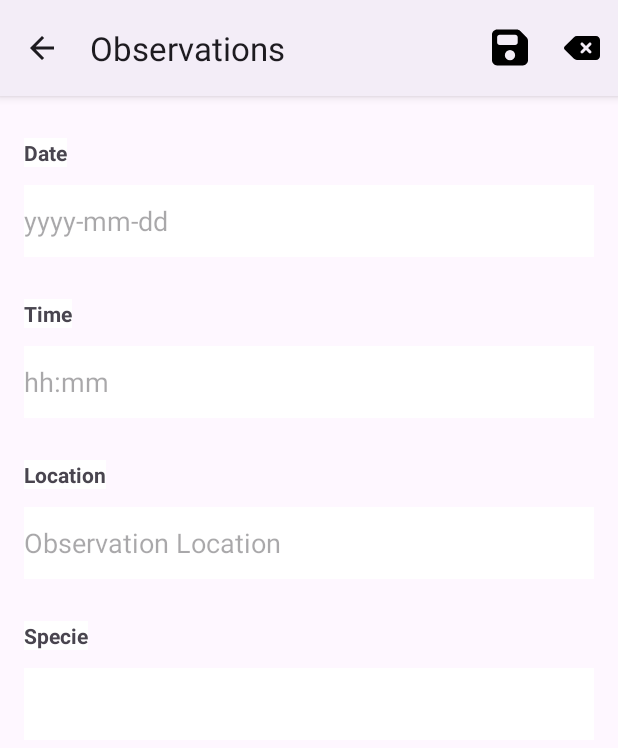
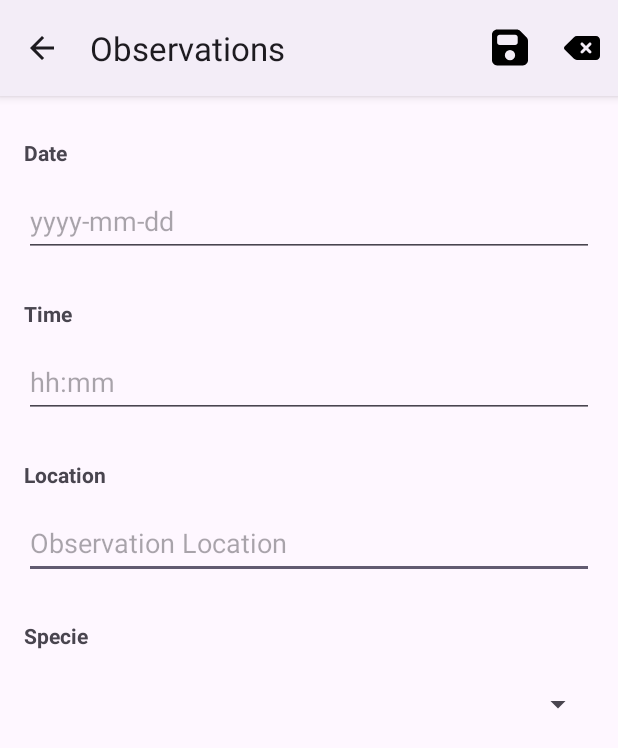
Before and after one commit to tgobmdev/birdwatch-app, an Android app: the ObservationCreateActivity screen opened directly, with no data from a screen before it, on a phone screen of 412 x 824 dp. Shown: the top 748 px of the screen. Run offline under Robolectric (Android 15) with nearby library versions, the phone set to English and light mode, and no system bars; our stand-ins replace Room's generated code.

Commit message:
fix: ajuste nos temas layout para tema light

```diff
--- a/app/src/main/java/br/edu/utfpr/birdwatchapp/activity/BirdListActivity.java
+++ b/app/src/main/java/br/edu/utfpr/birdwatchapp/activity/BirdListActivity.java
@@ -49,7 +49,7 @@ public class BirdListActivity extends AppCompatActivity implements ActionBarConf
   }
 
   private void initializeComponents() {
-    listViewBirds = findViewById(R.id.listViewBirds);
+    listViewBirds = findViewById(R.id.activity_bird_list_view);
     birdComponent = new BirdComponent(this);
     birdParse = new BirdParse();
     birds = birdParse.toResponseList(birdComponent.findAllBirds());
--- a/app/src/main/java/br/edu/utfpr/birdwatchapp/activity/ObservationCreateActivity.java
+++ b/app/src/main/java/br/edu/utfpr/birdwatchapp/activity/ObservationCreateActivity.java
@@ -50,7 +50,7 @@ public class ObservationCreateActivity extends AppCompatActivity implements Acti
   }
 
   private void initializeComponents() {
-    ConstraintLayout layoutObservation = findViewById(R.id.layoutObservation);
+    ConstraintLayout layoutObservation = findViewById(R.id.layout_observation);
     formDate = findViewById(R.id.activity_observation_form_field_date);
     formTime = findViewById(R.id.activity_observation_form_field_time);
     formLocation = findViewById(R.id.activity_observation_form_field_location);
--- a/app/src/main/res/layout/activity_observation_form.xml
+++ b/app/src/main/res/layout/activity_observation_form.xml
@@ -1,7 +1,7 @@
 <?xml version="1.0" encoding="utf-8"?>
 <androidx.constraintlayout.widget.ConstraintLayout xmlns:android="http://schemas.android.com/apk/res/android"
   xmlns:app="http://schemas.android.com/apk/res-auto"
-  android:id="@+id/layoutObservation"
+  android:id="@+id/layout_observation"
   android:layout_width="match_parent"
   android:layout_height="match_parent">
 
--- a/app/src/main/res/values-night/styles.xml
+++ b/app/src/main/res/values-night/styles.xml
@@ -1,23 +1,5 @@
 <?xml version="1.0" encoding="utf-8"?>
 <resources>
-
-  <style name="field_style">
-    <item name="android:layout_width">match_parent</item>
-    <item name="android:layout_height">48dp</item>
-    <item name="android:layout_marginTop">12dp</item>
-    <item name="android:layout_marginBottom">12dp</item>
-    <item name="android:layout_marginLeft">16dp</item>
-    <item name="android:layout_marginRight">16dp</item>
-  </style>
-
-  <style name="label_field_style">
-    <item name="android:layout_width">wrap_content</item>
-    <item name="android:layout_height">wrap_content</item>
-    <item name="android:textStyle">bold</item>
-    <item name="android:layout_marginTop">28dp</item>
-    <item name="android:layout_marginLeft">16dp</item>
-    <item name="android:layout_marginRight">16dp</item>
-  </style>
 
   <style name="toolbar_main_style">
     <item name="android:background">@color/design_default_color_primary_dark</item>
--- a/app/src/main/res/values/colors.xml
+++ b/app/src/main/res/values/colors.xml
@@ -2,5 +2,4 @@
 <resources>
   <color name="black">#FF000000</color>
   <color name="white">#FFFFFFFF</color>
-  <color name="very_light_gray">#EDEDED</color>
 </resources>
--- a/app/src/main/res/values/styles.xml
+++ b/app/src/main/res/values/styles.xml
@@ -2,7 +2,6 @@
 <resources>
 
   <style name="field_style">
-    <item name="android:background">@color/white</item>
     <item name="android:layout_width">match_parent</item>
     <item name="android:layout_height">48dp</item>
     <item name="android:layout_marginTop">12dp</item>
@@ -12,7 +11,6 @@
   </style>
 
   <style name="label_field_style">
-    <item name="android:background">@color/white</item>
     <item name="android:layout_width">wrap_content</item>
     <item name="android:layout_height">wrap_content</item>
     <item name="android:textStyle">bold</item>
```
Also changed, not shown: app/src/main/java/br/edu/utfpr/birdwatchapp/ui/modal/BirdModal.java (+10 -10 lines).
